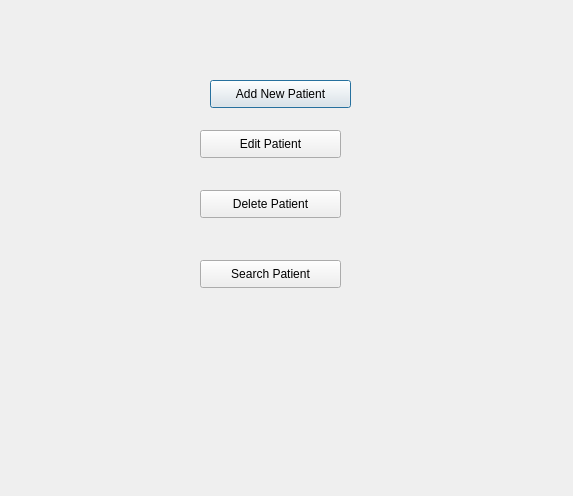
Qt form patientController.ui (SPRYK/DatabaseProject) before a commit.
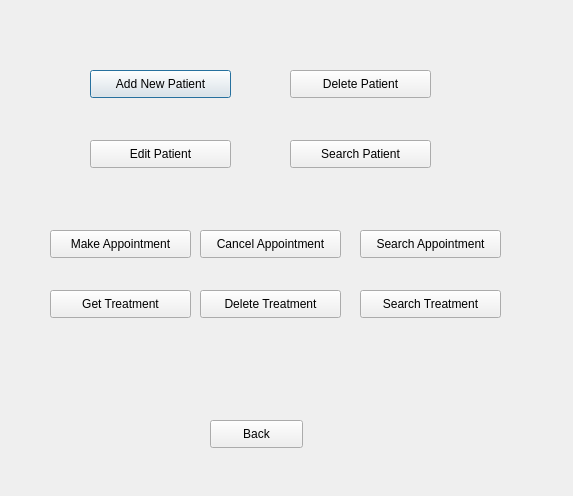
The same form after that commit.

```diff
--- a/patientController.ui
+++ b/patientController.ui
@@ -16,8 +16,8 @@
   <widget class="QPushButton" name="pushButton">
    <property name="geometry">
     <rect>
-     <x>210</x>
-     <y>80</y>
+     <x>90</x>
+     <y>70</y>
      <width>141</width>
      <height>28</height>
     </rect>
@@ -29,8 +29,8 @@
   <widget class="QPushButton" name="pushButton_2">
    <property name="geometry">
     <rect>
-     <x>200</x>
-     <y>130</y>
+     <x>90</x>
+     <y>140</y>
      <width>141</width>
      <height>28</height>
     </rect>
@@ -42,8 +42,8 @@
   <widget class="QPushButton" name="pushButton_3">
    <property name="geometry">
     <rect>
-     <x>200</x>
-     <y>190</y>
+     <x>290</x>
+     <y>70</y>
      <width>141</width>
      <height>28</height>
     </rect>
@@ -55,8 +55,8 @@
   <widget class="QPushButton" name="pushButton_4">
    <property name="geometry">
     <rect>
-     <x>200</x>
-     <y>260</y>
+     <x>290</x>
+     <y>140</y>
      <width>141</width>
      <height>28</height>
     </rect>
@@ -65,6 +65,97 @@
     <string>Search Patient</string>
    </property>
   </widget>
+  <widget class="QPushButton" name="pushButton_5">
+   <property name="geometry">
+    <rect>
+     <x>50</x>
+     <y>230</y>
+     <width>141</width>
+     <height>28</height>
+    </rect>
+   </property>
+   <property name="text">
+    <string>Make Appointment</string>
+   </property>
+  </widget>
+  <widget class="QPushButton" name="pushButton_6">
+   <property name="geometry">
+    <rect>
+     <x>210</x>
+     <y>420</y>
+     <width>93</width>
+     <height>28</height>
+    </rect>
+   </property>
+   <property name="text">
+    <string>Back</string>
+   </property>
+  </widget>
+  <widget class="QPushButton" name="pushButton_7">
+   <property name="geometry">
+    <rect>
+     <x>50</x>
+     <y>290</y>
+     <width>141</width>
+     <height>28</height>
+    </rect>
+   </property>
+   <property name="text">
+    <string>Get Treatment</string>
+   </property>
+  </widget>
+  <widget class="QPushButton" name="pushButton_8">
+   <property name="geometry">
+    <rect>
+     <x>200</x>
+     <y>230</y>
+     <width>141</width>
+     <height>28</height>
+    </rect>
+   </property>
+   <property name="text">
+    <string>Cancel Appointment</string>
+   </property>
+  </widget>
+  <widget class="QPushButton" name="pushButton_9">
+   <property name="geometry">
+    <rect>
+     <x>200</x>
+     <y>290</y>
+     <width>141</width>
+     <height>28</height>
+    </rect>
+   </property>
+   <property name="text">
+    <string>Delete Treatment</string>
+   </property>
+  </widget>
+  <widget class="QPushButton" name="pushButton_10">
+   <property name="geometry">
+    <rect>
+     <x>360</x>
+     <y>230</y>
+     <width>141</width>
+     <height>28</height>
+    </rect>
+   </property>
+   <property name="text">
+    <string>Search Appointment</string>
+   </property>
+  </widget>
+  <widget class="QPushButton" name="pushButton_11">
+   <property name="geometry">
+    <rect>
+     <x>360</x>
+     <y>290</y>
+     <width>141</width>
+     <height>28</height>
+    </rect>
+   </property>
+   <property name="text">
+    <string>Search Treatment</string>
+   </property>
+  </widget>
  </widget>
  <resources/>
  <connections/>
```
